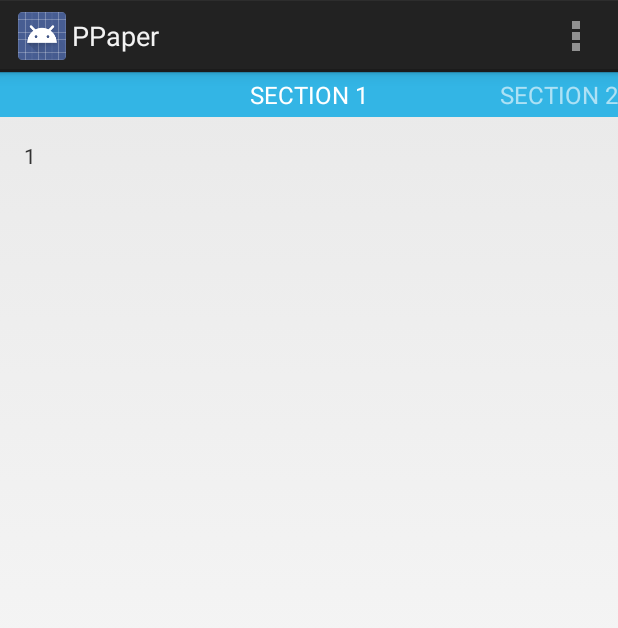
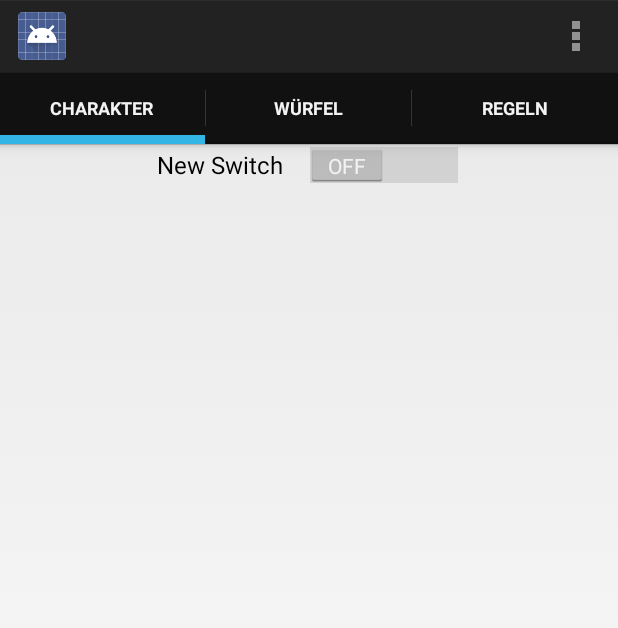
Before and after one commit to elektrowolle/ppaper, an Android app: the screen it shows after launch (TabView), in the options menu, after a tap on "Settings", on a phone screen of 412 x 824 dp. Shown: the top 628 px of the screen. Run offline under Robolectric (Android 15) with nearby library versions, the phone set to English and light mode, and no system bars.

Commit message:
Actionbar became a actionbar

```diff
--- a/code/code/PPaper/src/main/AndroidManifest.xml
+++ b/code/code/PPaper/src/main/AndroidManifest.xml
@@ -22,6 +22,7 @@
                 <category android:name="android.intent.category.LAUNCHER" />
             </intent-filter>
         </activity>
+        <activity android:name=".TabViewTest"/>
     </application>
 
 </manifest>
--- /dev/null
+++ b/code/code/PPaper/src/main/java/com/github/ppaper/DiceView.java
@@ -0,0 +1,25 @@
+package com.github.ppaper;
+
+
+import android.os.Bundle;
+import android.app.Fragment;
+import android.util.Log;
+import android.view.LayoutInflater;
+import android.view.View;
+import android.view.ViewGroup;
+
+/**
+ * Created by binky on 02/06/13.
+ */
+public class DiceView extends Fragment {
+    @Override
+    public void onCreate(Bundle savedInstanceState) {
+        super.onCreate(savedInstanceState);
+        Log.d(this.toString(), "Dice Fragment loaded");
+    }
+
+    @Override
+    public View onCreateView(LayoutInflater inflater, ViewGroup container, Bundle savedInstanceState) {
+        return inflater.inflate(R.layout.dice_view, container, false);
+    }
+}
--- /dev/null
+++ b/code/code/PPaper/src/main/java/com/github/ppaper/DummySectionFragment.java
@@ -0,0 +1,32 @@
+package com.github.ppaper;
+
+import android.os.Bundle;
+import android.support.v4.app.Fragment;
+import android.view.LayoutInflater;
+import android.view.View;
+import android.view.ViewGroup;
+import android.widget.TextView;
+
+/**
+ * A dummy fragment representing a section of the app, but that simply
+ * displays dummy text.
+ */
+public class DummySectionFragment extends Fragment {
+    /**
+     * The fragment argument representing the section number for this
+     * fragment.
+     */
+    public static final String ARG_SECTION_NUMBER = "section_number";
+
+    public DummySectionFragment() {
+    }
+
+    @Override
+    public View onCreateView(LayoutInflater inflater, ViewGroup container,
+            Bundle savedInstanceState) {
+        View rootView = inflater.inflate(R.layout.fragment_tab_view_dummy, container, false);
+        TextView dummyTextView = (TextView) rootView.findViewById(R.id.section_label);
+        dummyTextView.setText(Integer.toString(getArguments().getInt(ARG_SECTION_NUMBER)));
+        return rootView;
+    }
+}
--- a/code/code/PPaper/src/main/java/com/github/ppaper/TabView.java
+++ b/code/code/PPaper/src/main/java/com/github/ppaper/TabView.java
@@ -1,54 +1,49 @@
 package com.github.ppaper;
 
+import java.io.Console;
 import java.util.Locale;
 
 
+import android.app.ActionBar;
+import android.app.Activity;
+import android.app.FragmentTransaction;
 import android.os.Bundle;
-import android.support.v4.app.Fragment;
-import android.support.v4.app.FragmentActivity;
-import android.support.v4.app.FragmentManager;
-import android.support.v4.app.FragmentPagerAdapter;
-import android.support.v4.app.NavUtils;
+import android.app.Fragment;
 import android.support.v4.view.ViewPager;
-import android.view.Gravity;
-import android.view.LayoutInflater;
+import android.util.Log;
 import android.view.Menu;
-import android.view.MenuItem;
-import android.view.View;
-import android.view.ViewGroup;
-import android.widget.TextView;
 
-public class TabView extends FragmentActivity {
-
-    /**
-     * The {@link android.support.v4.view.PagerAdapter} that will provide
-     * fragments for each of the sections. We use a
-     * {@link android.support.v4.app.FragmentPagerAdapter} derivative, which
-     * will keep every loaded fragment in memory. If this becomes too memory
-     * intensive, it may be best to switch to a
-     * {@link android.support.v4.app.FragmentStatePagerAdapter}.
-     */
-    SectionsPagerAdapter mSectionsPagerAdapter;
+public class TabView extends Activity implements ActionBar.TabListener {
 
     /**
      * The {@link ViewPager} that will host the section contents.
      */
-    ViewPager mViewPager;
+    ActionBar.Tab charTab,  diceTab,  rulesTab;
+    Fragment      charFrag, diceFrag, rulesFrag;
 
     @Override
     protected void onCreate(Bundle savedInstanceState) {
         super.onCreate(savedInstanceState);
-        setContentView(R.layout.activity_Tabs);
 
+        ActionBar actionBar = getActionBar();
+        actionBar.setNavigationMode(ActionBar.NAVIGATION_MODE_TABS);
+        actionBar.setDisplayShowTitleEnabled(false);
 
-        // Create the adapter that will return a fragment for each of the three
-        // primary sections of the app.
-        mSectionsPagerAdapter = new SectionsPagerAdapter(getSupportFragmentManager());
+        charTab  = actionBar.newTab()
+                .setText(R.string.action_char_launcher)
+                .setTabListener(this);
 
-        // Set up the ViewPager with the sections adapter.
-        mViewPager = (ViewPager) findViewById(R.id.pager);
-        mViewPager.setAdapter(mSectionsPagerAdapter);
+        diceTab  = actionBar.newTab()
+                .setText(R.string.action_dice_launcher)
+                .setTabListener(this);
 
+        rulesTab = actionBar.newTab()
+                .setText(R.string.action_rules_launcher)
+                .setTabListener(this);
+
+        actionBar.addTab(charTab);
+        actionBar.addTab(diceTab);
+        actionBar.addTab(rulesTab);
     }
 
     @Override
@@ -58,73 +53,33 @@ public class TabView extends FragmentActivity {
         return true;
     }
 
+    @Override
+    public void onTabSelected(ActionBar.Tab tab, FragmentTransaction fragmentTransaction) {
+        if(tab == charTab)
+            Log.d(this.toString(), "charTab");
 
+        if(tab == diceTab){
+            Log.d(this.toString(), "dice");
 
-    /**
-     * A {@link FragmentPagerAdapter} that returns a fragment corresponding to
-     * one of the sections/tabs/pages.
-     */
-    public class SectionsPagerAdapter extends FragmentPagerAdapter {
+            if(diceFrag == null)
+                diceFrag = new DiceView();
 
-        public SectionsPagerAdapter(FragmentManager fm) {
-            super(fm);
+            fragmentTransaction.replace(android.R.id.content, diceFrag);
+
         }
 
-        @Override
-        public Fragment getItem(int position) {
-            // getItem is called to instantiate the fragment for the given page.
-            // Return a DummySectionFragment (defined as a static inner class
-            // below) with the page number as its lone argument.
-            Fragment fragment = new DummySectionFragment();
-            Bundle args = new Bundle();
-            args.putInt(DummySectionFragment.ARG_SECTION_NUMBER, position + 1);
-            fragment.setArguments(args);
-            return fragment;
-        }
-
-        @Override
-        public int getCount() {
-            // Show 3 total pages.
-            return 3;
-        }
-
-        @Override
-        public CharSequence getPageTitle(int position) {
-            Locale l = Locale.getDefault();
-            switch (position) {
-                case 0:
-                    return getString(R.string.title_section1).toUpperCase(l);
-                case 1:
-                    return getString(R.string.title_section2).toUpperCase(l);
-                case 2:
-                    return getString(R.string.title_section3).toUpperCase(l);
-            }
-            return null;
-        }
+        if(tab == rulesTab)
+            Log.d(this.toString(), "rules");
     }
 
-    /**
-     * A dummy fragment representing a section of the app, but that simply
-     * displays dummy text.
-     */
-    public static class DummySectionFragment extends Fragment {
-        /**
-         * The fragment argument representing the section number for this
-         * fragment.
-         */
-        public static final String ARG_SECTION_NUMBER = "section_number";
+    @Override
+    public void onTabUnselected(ActionBar.Tab tab, FragmentTransaction fragmentTransaction) {
 
-        public DummySectionFragment() {
-        }
+    }
 
-        @Override
-        public View onCreateView(LayoutInflater inflater, ViewGroup container,
-                Bundle savedInstanceState) {
-            View rootView = inflater.inflate(R.layout.fragment_tab_view_dummy, container, false);
-            TextView dummyTextView = (TextView) rootView.findViewById(R.id.section_label);
-            dummyTextView.setText(Integer.toString(getArguments().getInt(ARG_SECTION_NUMBER)));
-            return rootView;
-        }
+    @Override
+    public void onTabReselected(ActionBar.Tab tab, FragmentTransaction fragmentTransaction) {
+
     }
 
 }
--- /dev/null
+++ b/code/code/PPaper/src/main/java/com/github/ppaper/TabViewTest.java
@@ -0,0 +1,13 @@
+package com.github.ppaper;
+
+import android.app.Activity;
+import android.os.Bundle;
+
+/**
+ * Created by binky on 29/05/13.
+ */
+public class TabViewTest extends Activity {
+    public void onCreate(Bundle savedInstanceState) {
+        super.onCreate(savedInstanceState);
+    }
+}
--- /dev/null
+++ b/code/code/PPaper/src/main/res/layout/activity_tab_view_test.xml
@@ -0,0 +1,8 @@
+<?xml version="1.0" encoding="utf-8"?>
+
+<LinearLayout xmlns:android="http://schemas.android.com/apk/res/android"
+              android:orientation="vertical"
+              android:layout_width="match_parent"
+              android:layout_height="match_parent">
+
+</LinearLayout>
--- /dev/null
+++ b/code/code/PPaper/src/main/res/layout/dice_view.xml
@@ -0,0 +1,14 @@
+<?xml version="1.0" encoding="utf-8"?>
+
+<LinearLayout xmlns:android="http://schemas.android.com/apk/res/android"
+              android:orientation="vertical"
+              android:layout_width="match_parent"
+              android:layout_height="match_parent">
+
+    <Switch
+            android:layout_width="wrap_content"
+            android:layout_height="wrap_content"
+            android:text="New Switch"
+            android:id="@+id/switch1"
+            android:layout_gravity="center"/>
+</LinearLayout>
--- a/code/code/PPaper/src/main/res/layout/fragment_tab_view_dummy.xml
+++ b/code/code/PPaper/src/main/res/layout/fragment_tab_view_dummy.xml
@@ -11,6 +11,7 @@
     <TextView
         android:id="@+id/section_label"
         android:layout_width="wrap_content"
-        android:layout_height="wrap_content" />
+        android:layout_height="wrap_content"
+        android:text="Is it there?"/>
 
 </RelativeLayout>
--- a/code/code/PPaper/src/main/res/menu/tab_view.xml
+++ b/code/code/PPaper/src/main/res/menu/tab_view.xml
@@ -1,6 +1,17 @@
 <menu xmlns:android="http://schemas.android.com/apk/res/android">
+
     <item android:id="@+id/action_settings"
-        android:title="@string/action_settings"
-        android:orderInCategory="100"
-        android:showAsAction="never" />
+          android:title="@string/action_settings"
+          android:orderInCategory="100"
+          android:showAsAction="never" />
+    <!--<item android:id="@+id/action_char_launcher"
+          android:title="@string/action_char_launcher"
+          android:showAsAction="ifRoom|withText" />
+    <item android:id="@+id/action_dice_launcher"
+          android:title="@string/action_dice_launcher"
+          android:showAsAction="ifRoom|withText" />
+    <item android:id="@+id/action_rules_launcher"
+          android:title="@string/action_rules_launcher"
+          android:showAsAction="ifRoom|withText"
+          android:actionViewClass="android.widget.SearchView" />-->
 </menu>
--- a/code/code/PPaper/src/main/res/values/strings.xml
+++ b/code/code/PPaper/src/main/res/values/strings.xml
@@ -11,5 +11,11 @@
     </string>
     <string name="title_section3" >Section 3
     </string>
+    <string name="action_char_launcher" >Charakter
+    </string>
+    <string name="action_dice_launcher" >Würfel
+    </string>
+    <string name="action_rules_launcher" >Regeln
+    </string>
 
 </resources>
```
Also changed, not shown: 3 other files.
